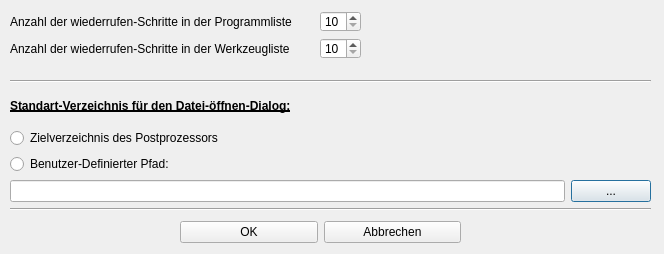
This is Dialoge/dialog_einstellungen.ui in TischlerWilly/iwop as Qt 5 draws it before an edit. The edited form follows.
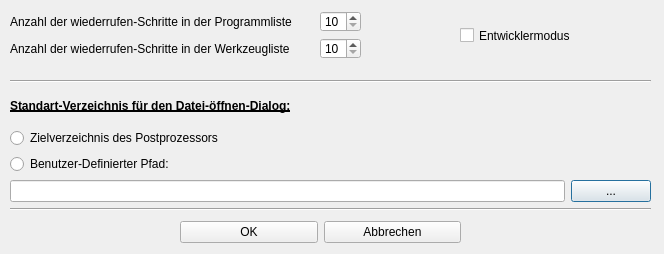
This is the edited form.

What changed in the file:
```diff
--- a/Dialoge/dialog_einstellungen.ui
+++ b/Dialoge/dialog_einstellungen.ui
@@ -16,7 +16,7 @@
   <property name="modal">
    <bool>true</bool>
   </property>
-  <widget class="QWidget" name="">
+  <widget class="QWidget" name="layoutWidget">
    <property name="geometry">
     <rect>
      <x>10</x>
@@ -56,7 +56,7 @@
     </item>
    </layout>
   </widget>
-  <widget class="QWidget" name="">
+  <widget class="QWidget" name="layoutWidget">
    <property name="geometry">
     <rect>
      <x>10</x>
@@ -120,7 +120,7 @@
     </item>
    </layout>
   </widget>
-  <widget class="QWidget" name="">
+  <widget class="QWidget" name="layoutWidget">
    <property name="geometry">
     <rect>
      <x>180</x>
@@ -146,6 +146,19 @@
     </item>
    </layout>
   </widget>
+  <widget class="QCheckBox" name="checkBox_entwicklermodus">
+   <property name="geometry">
+    <rect>
+     <x>460</x>
+     <y>20</y>
+     <width>131</width>
+     <height>31</height>
+    </rect>
+   </property>
+   <property name="text">
+    <string>Entwicklermodus</string>
+   </property>
+  </widget>
  </widget>
  <tabstops>
   <tabstop>spinBox_anz_ur_prg</tabstop>
```
